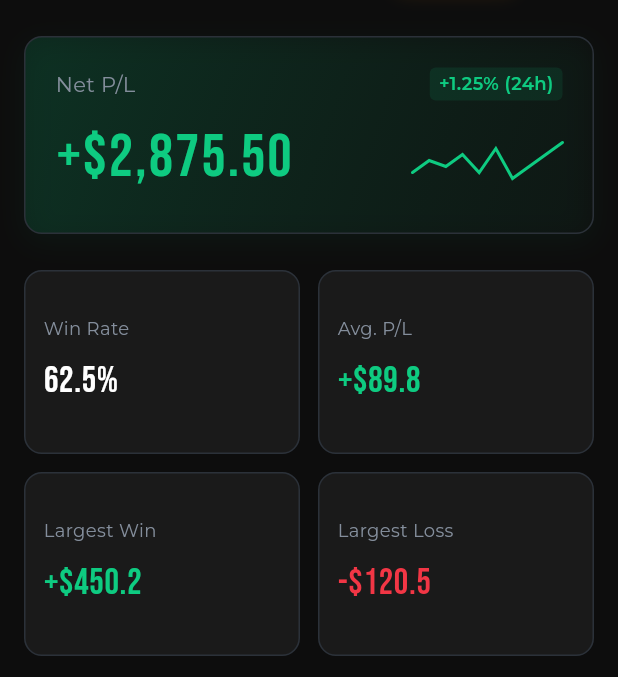
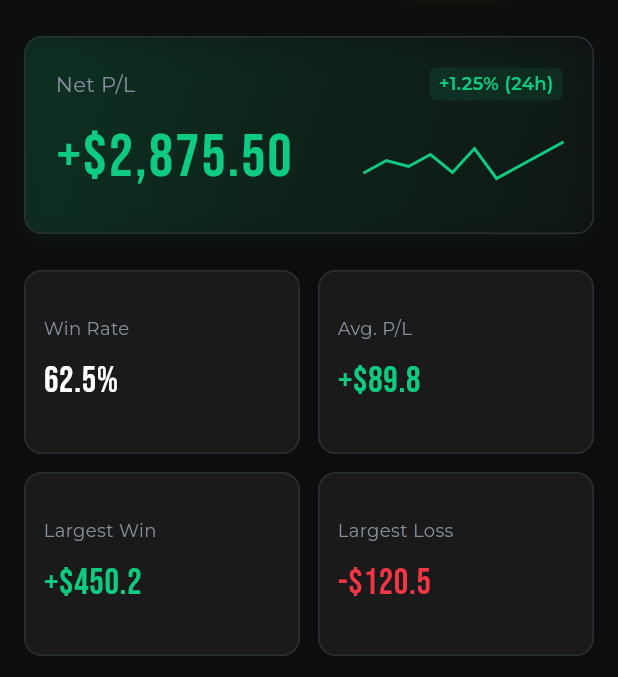
Before and after one commit to jack7141/Trade-up, a Flutter app: the screen it shows after launch, on a phone screen of 412 x 824 dp, the part 78-755 px from its top. Run offline on Flutter 3.47's test engine with Material 3 defaults, Android fonts, the phone set to English and light mode, and no system bars; our stand-ins replace dio, flutter_riverpod, flutter_secure_storage, go_router, google_fonts.

Commit message:
FIX: 메인 비율 반응형으로 수정

```diff
--- a/lib/core/view/main_navigation_screen.dart
+++ b/lib/core/view/main_navigation_screen.dart
@@ -1,8 +1,8 @@
 import 'dart:math' as math;
 import 'package:flutter/material.dart';
 import 'package:go_router/go_router.dart';
-import 'package:google_fonts/google_fonts.dart';
 import 'package:trade_up/core/theme/app_theme.dart';
+import 'package:trade_up/core/widget/nav_tab.dart';
 
 class MainNavigationScreen extends StatefulWidget {
   static const String routeName = "main";
@@ -109,35 +109,43 @@ class _MainNavigationScreenState extends State<MainNavigationScreen> {
         child: Row(
           mainAxisAlignment: MainAxisAlignment.spaceAround,
           children: [
-            _buildNavItem(
+            NavTab(
               index: 0,
               icon: Icons.dashboard_outlined,
               selectedIcon: Icons.dashboard,
               label: 'Dashboard',
+              isSelected: _selectedIndex == 0,
+              onTap: () => _onTap(0),
               screenWidth: screenWidth,
             ),
-            _buildNavItem(
+            NavTab(
               index: 1,
               icon: Icons.history_outlined,
               selectedIcon: Icons.history,
               label: 'History',
+              isSelected: _selectedIndex == 1,
+              onTap: () => _onTap(1),
               screenWidth: screenWidth,
             ),
             SizedBox(
               width: math.max(50.0, math.min(80.0, screenWidth * 0.15)),
             ), // FloatingActionButton을 위한 비례 공간
-            _buildNavItem(
+            NavTab(
               index: 3,
               icon: Icons.calculate_outlined,
               selectedIcon: Icons.calculate,
               label: 'Tools',
+              isSelected: _selectedIndex == 3,
+              onTap: () => _onTap(3),
               screenWidth: screenWidth,
             ),
-            _buildNavItem(
+            NavTab(
               index: 4,
               icon: Icons.person_outline,
               selectedIcon: Icons.person,
               label: 'Profile',
+              isSelected: _selectedIndex == 4,
+              onTap: () => _onTap(4),
               screenWidth: screenWidth,
             ),
           ],
@@ -145,66 +153,4 @@ class _MainNavigationScreenState extends State<MainNavigationScreen> {
       ),
     );
   }
-
-  Widget _buildNavItem({
-    required int index,
-    required IconData icon,
-    required IconData selectedIcon,
-    required String label,
-    required double screenWidth,
-  }) {
-    final isSelected = _selectedIndex == index;
-
-    // 화면 너비에 비례한 패딩과 크기 계산
-    final horizontalPadding = math.max(8.0, math.min(16.0, screenWidth * 0.03));
-    final verticalPadding = math.max(6.0, math.min(12.0, screenWidth * 0.02));
-    final iconPadding = math.max(6.0, math.min(12.0, screenWidth * 0.02));
-    final iconSize = math.max(20.0, math.min(28.0, screenWidth * 0.06));
-    final borderRadius = math.max(8.0, math.min(16.0, screenWidth * 0.03));
-    final textIconSpacing = math.max(2.0, math.min(6.0, screenWidth * 0.01));
-    final fontSize = math.max(9.0, math.min(13.0, screenWidth * 0.028));
-
-    return GestureDetector(
-      onTap: () => _onTap(index),
-      behavior: HitTestBehavior.opaque,
-      child: Container(
-        padding: EdgeInsets.symmetric(
-          vertical: verticalPadding,
-          horizontal: horizontalPadding,
-        ),
-        child: Column(
-          mainAxisSize: MainAxisSize.min,
-          children: [
-            Container(
-              padding: EdgeInsets.all(iconPadding),
-              decoration: BoxDecoration(
-                color: isSelected
-                    ? AppTheme.accentColor.withOpacity(0.1)
-                    : Colors.transparent,
-                borderRadius: BorderRadius.circular(borderRadius),
-              ),
-              child: Icon(
-                isSelected ? selectedIcon : icon,
-                color: isSelected
-                    ? AppTheme.accentColor
-                    : AppTheme.secondaryText,
-                size: iconSize,
-              ),
-            ),
-            SizedBox(height: textIconSpacing),
-            Text(
-              label,
-              style: GoogleFonts.montserrat(
-                color: isSelected
-                    ? AppTheme.accentColor
-                    : AppTheme.secondaryText,
-                fontSize: fontSize,
-                fontWeight: isSelected ? FontWeight.w600 : FontWeight.w500,
-              ),
-            ),
-          ],
-        ),
-      ),
-    );
-  }
 }
--- a/lib/core/widget/nav_tab.dart
+++ b/lib/core/widget/nav_tab.dart
@@ -1,56 +1,78 @@
+import 'dart:math' as math;
 import 'package:flutter/material.dart';
-import 'package:font_awesome_flutter/font_awesome_flutter.dart';
+import 'package:google_fonts/google_fonts.dart';
+import 'package:trade_up/core/theme/app_theme.dart';
 
 class NavTab extends StatelessWidget {
   const NavTab({
     super.key,
-    required this.text,
+    required this.index,
+    required this.icon,
+    required this.selectedIcon,
+    required this.label,
     required this.isSelected,
-    required this.icon,
     required this.onTap,
-    required this.selectedIcon,
-    required this.selectedIndex,
+    required this.screenWidth,
   });
 
-  final String text;
-  final bool isSelected;
+  final int index;
   final IconData icon;
   final IconData selectedIcon;
-  final Function onTap;
-  final int selectedIndex;
+  final String label;
+  final bool isSelected;
+  final VoidCallback onTap;
+  final double screenWidth;
 
   @override
   Widget build(BuildContext context) {
-    return Expanded(
-      child: GestureDetector(
-        onTap: () => onTap(),
+    // 화면 너비에 비례한 패딩과 크기 계산
+    final horizontalPadding = math.max(8.0, math.min(16.0, screenWidth * 0.03));
+    final verticalPadding = math.max(6.0, math.min(12.0, screenWidth * 0.02));
+    final iconPadding = math.max(6.0, math.min(12.0, screenWidth * 0.02));
+    final iconSize = math.max(20.0, math.min(28.0, screenWidth * 0.06));
+    final borderRadius = math.max(8.0, math.min(16.0, screenWidth * 0.03));
+    final textIconSpacing = math.max(2.0, math.min(6.0, screenWidth * 0.01));
+    final fontSize = math.max(9.0, math.min(13.0, screenWidth * 0.028));
+
+    return GestureDetector(
+      onTap: onTap,
+      behavior: HitTestBehavior.opaque,
       child: Container(
-          padding: EdgeInsets.symmetric(vertical: 4),
-          color: Colors.white,
-          child: AnimatedOpacity(
-            duration: const Duration(milliseconds: 300),
-            opacity: isSelected ? 1 : 0.6,
+        padding: EdgeInsets.symmetric(
+          vertical: verticalPadding,
+          horizontal: horizontalPadding,
+        ),
         child: Column(
           mainAxisSize: MainAxisSize.min,
           children: [
-                FaIcon(
-                  size: isSelected ? 30 : 28,
+            Container(
+              padding: EdgeInsets.all(iconPadding),
+              decoration: BoxDecoration(
+                color: isSelected
+                    ? AppTheme.accentColor.withOpacity(0.1)
+                    : Colors.transparent,
+                borderRadius: BorderRadius.circular(borderRadius),
+              ),
+              child: Icon(
                 isSelected ? selectedIcon : icon,
-                  color: isSelected ? Color(0xff9e9ef4) : Color(0xffc3c7cb),
+                color: isSelected
+                    ? AppTheme.accentColor
+                    : AppTheme.secondaryText,
+                size: iconSize,
               ),
-                SizedBox(height: 2),
+            ),
+            SizedBox(height: textIconSpacing),
             Text(
-                  text,
-                  style: TextStyle(
-                    fontSize: 10,
-                    color: isSelected ? Color(0xff9e9ef4) : Color(0xffc3c7cb),
+              label,
+              style: GoogleFonts.montserrat(
+                color: isSelected
+                    ? AppTheme.accentColor
+                    : AppTheme.secondaryText,
+                fontSize: fontSize,
+                fontWeight: isSelected ? FontWeight.w600 : FontWeight.w500,
               ),
-                  maxLines: 1,
-                  overflow: TextOverflow.ellipsis,
             ),
           ],
-            ),
-          ),
         ),
       ),
     );
--- a/lib/features/dashboard/widget/net_pl_card.dart
+++ b/lib/features/dashboard/widget/net_pl_card.dart
@@ -68,18 +68,26 @@ class NetPlCardWidget extends StatelessWidget {
               mainAxisAlignment: MainAxisAlignment.spaceBetween,
               crossAxisAlignment: CrossAxisAlignment.end,
               children: [
-                Text(
+                Flexible(
+                  flex: 3,
+                  child: Text(
                     '+\$2,875.50',
                     style: GoogleFonts.bebasNeue(
                       color: AppTheme.positiveColor,
                       fontSize: 40,
                       letterSpacing: 1.5,
                     ),
+                    overflow: TextOverflow.ellipsis,
+                    maxLines: 1,
                   ),
-                SizedBox(
+                ),
+                const SizedBox(width: 8),
+                Flexible(
+                  flex: 2,
+                  child: SizedBox(
                     height: 40,
-                  width: 100,
                     child: _SparklineChart(color: AppTheme.positiveColor),
+                  ),
                 ),
               ],
             ),
```
Lines whose indentation alone changed are shown as unchanged.
